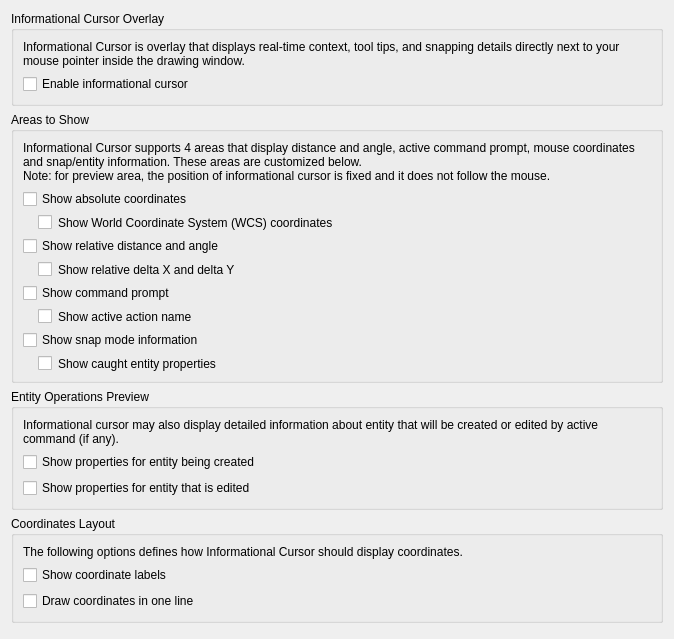
Above: librecad/src/ui/dialogs/settings/options_drafting/pages/lc_settings_page_drafting_behavior_info_cursor.ui from sand1024/LibreCAD before the change. Below: the same form after it.
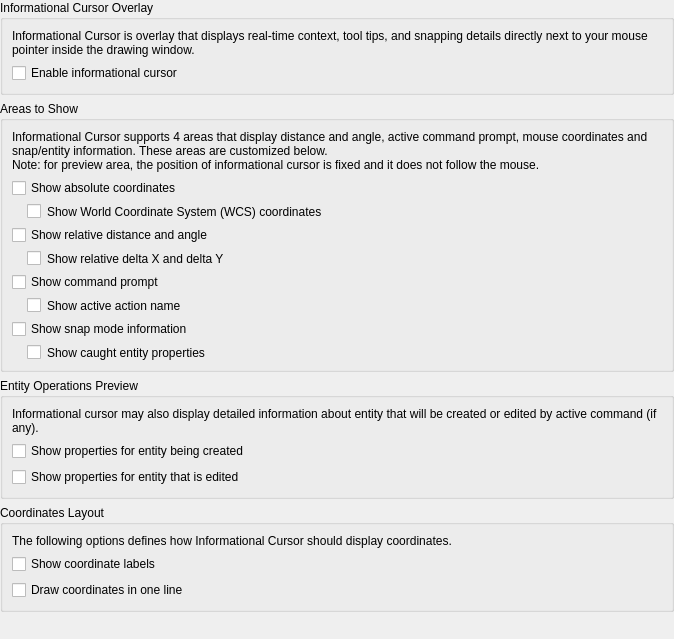
That is the form after the change.

Commit message: generic setting and drawfting settings dialogs cleanup

Patch:
```diff
--- a/librecad/src/ui/dialogs/settings/options_drafting/pages/lc_settings_page_drafting_behavior_info_cursor.ui
+++ b/librecad/src/ui/dialogs/settings/options_drafting/pages/lc_settings_page_drafting_behavior_info_cursor.ui
@@ -11,6 +11,18 @@
    </rect>
   </property>
   <layout class="QVBoxLayout" name="mainLayout">
+   <property name="leftMargin">
+    <number>0</number>
+   </property>
+   <property name="topMargin">
+    <number>0</number>
+   </property>
+   <property name="rightMargin">
+    <number>0</number>
+   </property>
+   <property name="bottomMargin">
+    <number>0</number>
+   </property>
    <item>
     <widget class="QGroupBox" name="groupBox">
      <property name="title">
```
The commit also changes 40 other files.
